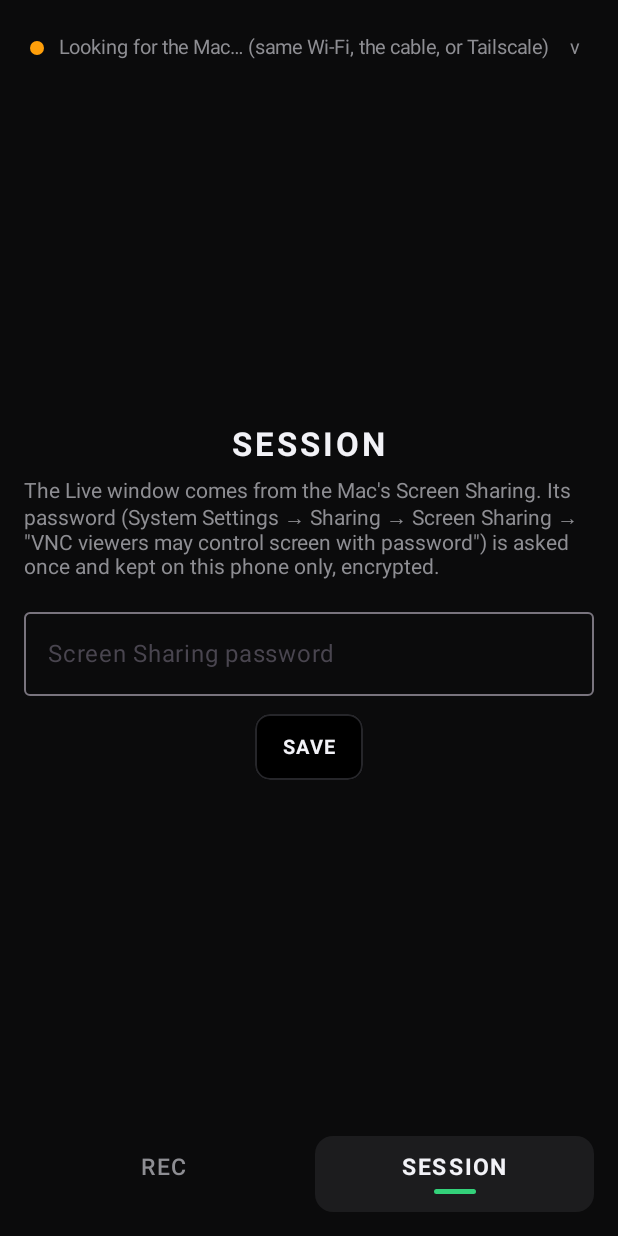
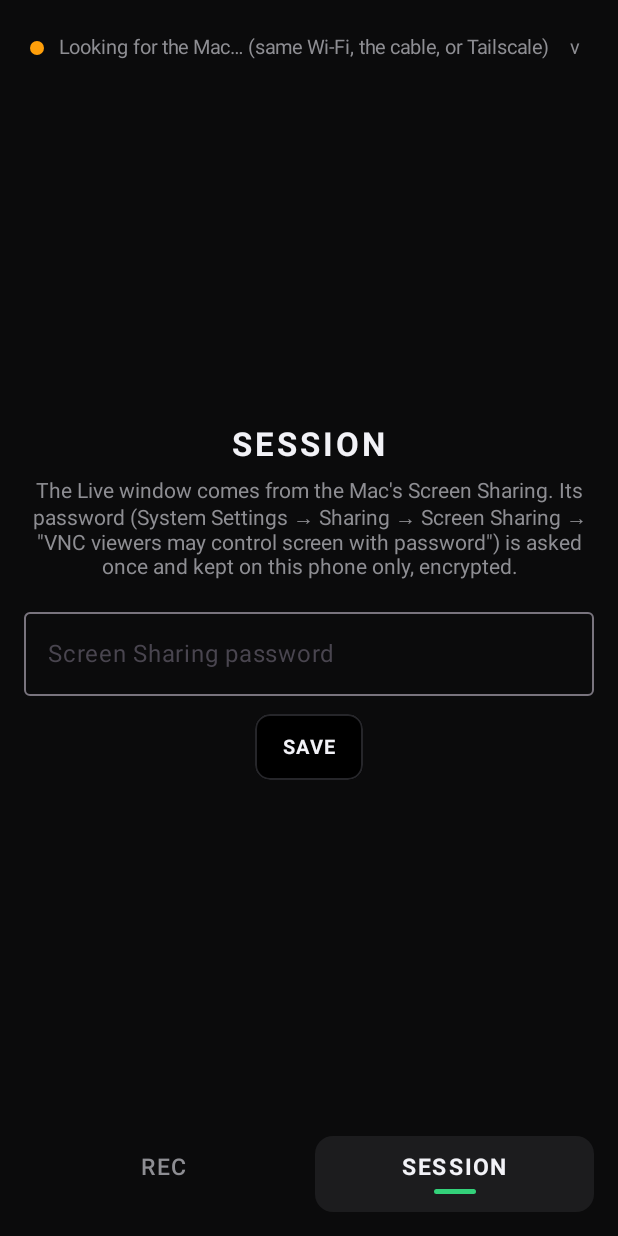
Before and after one commit to markoboskoauroville/ABLETON_LIVE_REMOTE, an Android app built with Jetpack Compose: the screen it shows after launch (MainActivity), after a tap on "SESSION", on a phone screen of 412 x 824 dp. Run offline under Robolectric (Android 15) with nearby library versions, the phone set to English and light mode, and no system bars; network calls fail.

Commit message:
Android v6: Wi-Fi gets 2.5 s and Bonjour 4 s before Tailscale is tried; the SESSION password text centred; no password import file (24.11.2026)
Co-Authored-By: Claude Opus 5.5 <noreply@anthropic.com>
Claude-Session: https://claude.ai/code/session_01NceKUBD4UBq7itEBJn5Psj

```diff
--- a/android/app/src/main/java/com/mantra/abletonliveremote/Link.kt
+++ b/android/app/src/main/java/com/mantra/abletonliveremote/Link.kt
@@ -199,11 +199,13 @@ class Link(private val ctx: Context, private val scope: CoroutineScope) {
         tries += "http://127.0.0.1:$PORT" to "the cable"
         prefs.getString("last", null)?.let { tries += it to "Wi-Fi" }
         var waited = 0
-        while (bonjour == null && prefs.getString("last", null) == null && waited < 2500) { Thread.sleep(250); waited += 250 }
+        while (bonjour == null && prefs.getString("last", null) == null && waited < 4000) { Thread.sleep(250); waited += 250 }
         bonjour?.let { tries += it to "Wi-Fi" }
         tries += "http://$TAILSCALE_MAC:$PORT" to "Tailscale"
         for ((url, how) in tries.distinctBy { it.first }) {
-            val d = get("$url/hello", 900) ?: continue
+            // v6: the Wi-Fi gets 2.5 s (a dozing phone's first packet is slow: v5 gave up on a typed LAN address in 0.9 s
+            // and fell through to Tailscale); the cable answers at once or not at all
+            val d = get("$url/hello", if (how == "the cable") 900 else 2500) ?: continue
             val name = try {
                 val j = JSONObject(String(d))
                 if (j.optString("app") != "ableton-live-remote") continue
--- a/android/app/src/main/java/com/mantra/abletonliveremote/MainActivity.kt
+++ b/android/app/src/main/java/com/mantra/abletonliveremote/MainActivity.kt
@@ -83,6 +83,7 @@ import androidx.compose.ui.semantics.contentDescription
 import androidx.compose.ui.semantics.semantics
 import androidx.compose.ui.text.font.FontFamily
 import androidx.compose.ui.text.font.FontWeight
+import androidx.compose.ui.text.style.TextAlign
 import androidx.compose.ui.text.style.TextOverflow
 import androidx.compose.ui.unit.Dp
 import androidx.compose.ui.unit.dp
@@ -329,7 +330,8 @@ private fun PasswordCard(refused: Boolean, save: (String) -> Unit) {
             (if (refused) "The Mac refused that password. " else "") +
                 "The Live window comes from the Mac's Screen Sharing. Its password (System Settings → Sharing → Screen " +
                 "Sharing → \"VNC viewers may control screen with password\") is asked once and kept on this phone only, encrypted.",
-            color = if (refused) Amber else Grey, fontSize = 14.sp, modifier = Modifier.semantics { contentDescription = "password note" }
+            color = if (refused) Amber else Grey, fontSize = 14.sp, textAlign = TextAlign.Center,
+            modifier = Modifier.semantics { contentDescription = "password note" }
         )
         Spacer(Modifier.height(14.dp))
         OutlinedTextField(text, { text = it }, singleLine = true, label = { Text("Screen Sharing password") },
--- a/android/app/src/main/java/com/mantra/abletonliveremote/Viewer.kt
+++ b/android/app/src/main/java/com/mantra/abletonliveremote/Viewer.kt
@@ -8,7 +8,6 @@ import kotlinx.coroutines.delay
 import kotlinx.coroutines.flow.MutableStateFlow
 import kotlinx.coroutines.isActive
 import kotlinx.coroutines.launch
-import java.io.File
 
 /**
  * The SESSION tab (Marko, 24.11.2026: "a session view where I can see exactly the screen as it is on my computer ...
@@ -42,14 +41,6 @@ class Viewer(ctx: Context, private val link: Link, private val scope: CoroutineS
     @Volatile private var retryAfter = 0L
 
     init {
-        // a test install may hand the password over in the app's private folder (only adb run-as on this debug build
-        // can write there); it is taken into the Keystore at once and the file deleted
-        val f = File(ctx.filesDir, "vnc_import")
-        if (f.exists()) {
-            val pw = runCatching { f.readText().trim() }.getOrDefault("")
-            f.delete()
-            if (pw.isNotEmpty()) Secrets.putPin(prefs, KEY, pw)
-        }
         needPassword.value = Secrets.pin(prefs, KEY).isEmpty()
     }
 
--- a/android/gradle.properties
+++ b/android/gradle.properties
@@ -1,5 +1,5 @@
 # The version, one whole number (MANTRA_MANIFEST modules/versioning.md): v1 → v2 → v3, never v1.1.
-appVersion=5
+appVersion=6
 
 org.gradle.jvmargs=-Xmx3g -Dfile.encoding=UTF-8
 org.gradle.parallel=true
```
Also changed, not shown: 1 other file.
